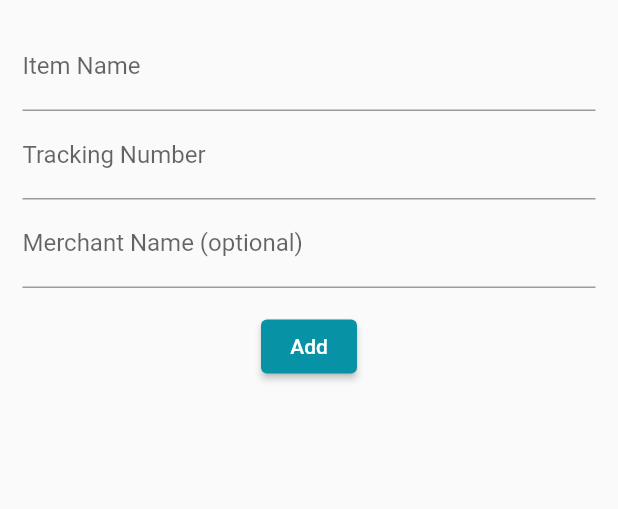
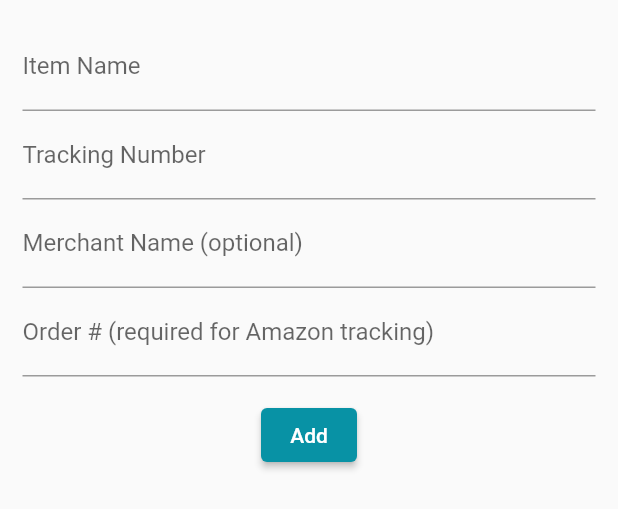
Before and after one commit to khoatran2320/Senior-Design, a Flutter app: the AddPackageForm widget shown alone on an empty page, opened directly, on a phone screen of 412 x 824 dp. Shown: the top 509 px of the screen. Run offline on Flutter 3.47's test engine with Material 2 defaults, Android fonts, the light colour scheme and no system bars; our stand-ins replace after_layout, firebase_auth, firebase_core, shared_preferences; accounts and stored records are empty; network calls fail.

Commit message:
Add order # field in add package form for amazon tracking

```diff
--- a/mobile/flutter_app/lib/pages/deliveries_screen.dart
+++ b/mobile/flutter_app/lib/pages/deliveries_screen.dart
@@ -89,7 +89,7 @@ class _DeliveriesScreenState extends State<DeliveriesScreen> {
         // TODO: Maybe return null to close dialog
         return Dialog(
           child: Container(
-            height: 300,
+            height: 330,
             child: AddPackageForm()
           )
         );
--- a/mobile/flutter_app/lib/widgets/deliveries_screen/add_package_form.dart
+++ b/mobile/flutter_app/lib/widgets/deliveries_screen/add_package_form.dart
@@ -22,6 +22,7 @@ class AddPackageFormState extends State<AddPackageForm> {
 	String? itemName = "";
 	String? trackingNumber = "";
 	String? merchantName = "";
+	String? orderNumber = "";
 
 	String?	apiResult = "";
 	String? apiResultType = "";
@@ -112,6 +113,18 @@ class AddPackageFormState extends State<AddPackageForm> {
 
 			              merchantName = value;
 			          	}
+								),
+								TextFormField(
+									decoration: const InputDecoration(
+			              labelText: 'Order # (required for Amazon tracking)'
+			            ),
+									onSaved: (value) {
+										if (value == null || value.isEmpty) {
+											value = "";
+										}
+
+			              orderNumber = value;
+			          	}
 								)
 							]
 						)
```
